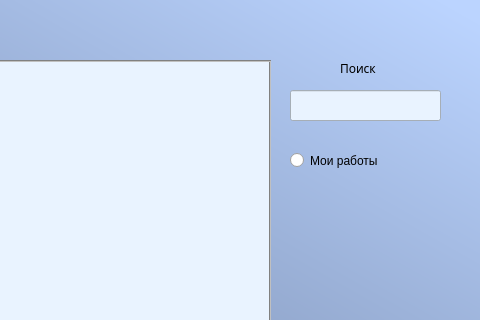
TFed555/Coursework, file course/workswindow.ui: the form before one commit; both pictures show x 540 to 1020 and y 0 to 320 of the 1020 by 631 pixel window.
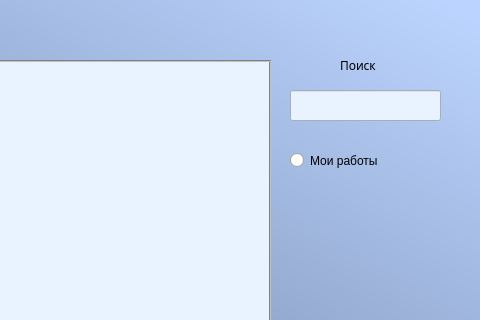
The form after the commit.

```diff
--- a/course/workswindow.ui
+++ b/course/workswindow.ui
@@ -82,9 +82,9 @@
    <property name="geometry">
     <rect>
      <x>880</x>
-     <y>60</y>
+     <y>55</y>
      <width>55</width>
-     <height>16</height>
+     <height>21</height>
     </rect>
    </property>
    <property name="font">
```
